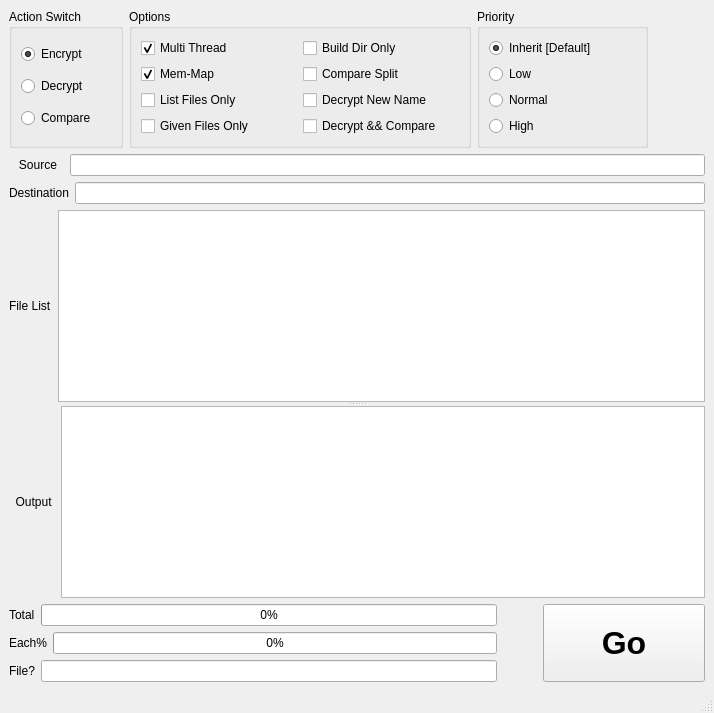
First picture: the form in cpp/Qt/Fn4Dir/Fn4Dir/mainwindow.ui, repository EdisoNewtong/Vector, before the edit.
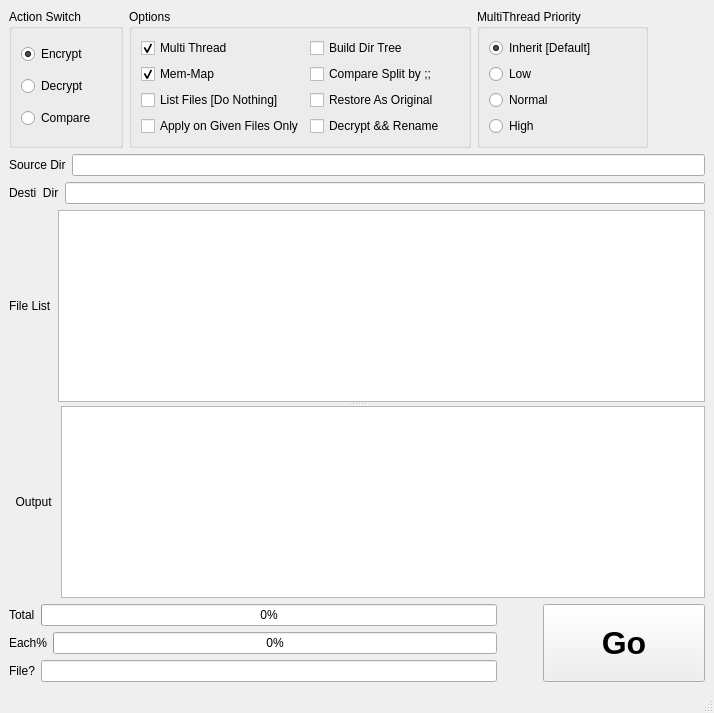
Second picture: the form after the edit.

Commit message: [dev] Qt  Fn4Dir 1. Almost features are implemented. 2. Need do test case carefully 3. TODO : Compare  dir_A vs dir_B

Patch:
```diff
--- a/cpp/Qt/Fn4Dir/Fn4Dir/mainwindow.ui
+++ b/cpp/Qt/Fn4Dir/Fn4Dir/mainwindow.ui
@@ -59,7 +59,7 @@
          <item row="3" column="0">
           <widget class="QCheckBox" name="givenFileListBtn">
            <property name="text">
-            <string>Given Files Only</string>
+            <string>Apply on Given Files Only</string>
            </property>
           </widget>
          </item>
@@ -76,7 +76,7 @@
          <item row="2" column="0">
           <widget class="QCheckBox" name="outputFileBtn">
            <property name="text">
-            <string>List Files Only</string>
+            <string>List Files [Do Nothing]</string>
            </property>
           </widget>
          </item>
@@ -93,28 +93,28 @@
          <item row="0" column="1">
           <widget class="QCheckBox" name="buildDirOnlyBtn">
            <property name="text">
-            <string>Build Dir Only</string>
+            <string>Build Dir Tree</string>
            </property>
           </widget>
          </item>
          <item row="1" column="1">
           <widget class="QCheckBox" name="cmpMethodBtn">
            <property name="text">
-            <string>Compare Split</string>
+            <string>Compare Split by ;;</string>
            </property>
           </widget>
          </item>
          <item row="2" column="1">
           <widget class="QCheckBox" name="decWithNewNameBtn">
            <property name="text">
-            <string>Decrypt New Name</string>
+            <string>Restore As Original</string>
            </property>
           </widget>
          </item>
          <item row="3" column="1">
           <widget class="QCheckBox" name="decWithCmpBtn">
            <property name="text">
-            <string>Decrypt &amp;&amp;&amp;&amp; Compare</string>
+            <string>Decrypt &amp;&amp;&amp;&amp; Rename</string>
            </property>
           </widget>
          </item>
@@ -124,7 +124,7 @@
       <item>
        <widget class="QGroupBox" name="threadPrGrp">
         <property name="title">
-         <string>Priority</string>
+         <string>MultiThread Priority</string>
         </property>
         <layout class="QVBoxLayout" name="verticalLayout_2">
          <item>
@@ -183,7 +183,7 @@
         <item>
          <widget class="QLabel" name="label">
           <property name="text">
-           <string>   Source  </string>
+           <string>Source Dir</string>
           </property>
          </widget>
         </item>
@@ -197,7 +197,7 @@
         <item>
          <widget class="QLabel" name="label_2">
           <property name="text">
-           <string>Destination</string>
+           <string>Desti  Dir</string>
           </property>
          </widget>
         </item>
```
Left out of the diff: 4 changed lines with no effect on the pictures. The commit also changes 6 other files.
